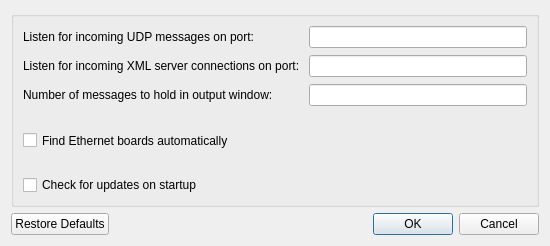
First picture: the form in mchelper/trunk/layouts/mchelperPrefs.ui, repository makingthings/makecontroller, before the edit.
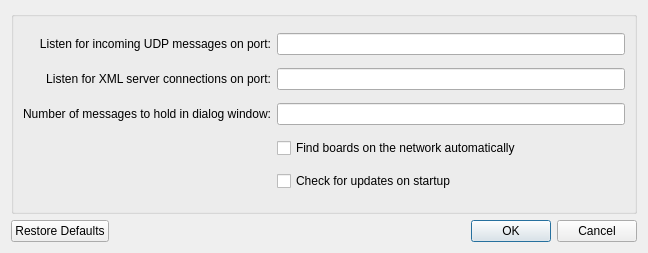
Second picture: the form after the edit.

Commit message: - fixed slightly broken preferences layout - tweak to summary tab layout

```diff
--- a/mchelper/trunk/layouts/mchelperPrefs.ui
+++ b/mchelper/trunk/layouts/mchelperPrefs.ui
@@ -5,8 +5,8 @@
    <rect>
     <x>0</x>
     <y>0</y>
-    <width>550</width>
-    <height>246</height>
+    <width>648</width>
+    <height>253</height>
    </rect>
   </property>
   <property name="sizePolicy" >
@@ -39,30 +39,32 @@
      <layout class="QHBoxLayout" >
       <item>
        <layout class="QGridLayout" >
-        <property name="verticalSpacing" >
-         <number>7</number>
-        </property>
         <item row="0" column="0" >
          <widget class="QLabel" name="label" >
           <property name="text" >
-           <string>Listen for incoming UDP messages on port: </string>
+           <string>Listen for incoming UDP messages on port:</string>
+          </property>
+          <property name="alignment" >
+           <set>Qt::AlignRight|Qt::AlignTrailing|Qt::AlignVCenter</set>
+          </property>
+          <property name="buddy" >
+           <cstring>udpPortPrefs</cstring>
           </property>
          </widget>
         </item>
         <item row="0" column="1" >
-         <widget class="QLineEdit" name="udpPortPrefs" >
-          <property name="minimumSize" >
-           <size>
-            <width>150</width>
-            <height>0</height>
-           </size>
-          </property>
-         </widget>
+         <widget class="QLineEdit" name="udpPortPrefs" />
         </item>
         <item row="1" column="0" >
          <widget class="QLabel" name="label_2" >
           <property name="text" >
-           <string>Listen for incoming XML server connections on port: </string>
+           <string>Listen for XML server connections on port:</string>
+          </property>
+          <property name="alignment" >
+           <set>Qt::AlignRight|Qt::AlignTrailing|Qt::AlignVCenter</set>
+          </property>
+          <property name="buddy" >
+           <cstring>xmlPortPrefs</cstring>
           </property>
          </widget>
         </item>
@@ -72,30 +74,30 @@
         <item row="2" column="0" >
          <widget class="QLabel" name="label_3" >
           <property name="text" >
-           <string>Number of messages to hold in output window:</string>
+           <string>Number of messages to hold in dialog window:</string>
+          </property>
+          <property name="alignment" >
+           <set>Qt::AlignRight|Qt::AlignTrailing|Qt::AlignVCenter</set>
+          </property>
+          <property name="buddy" >
+           <cstring>maxOutputMsgsLineEdit</cstring>
           </property>
          </widget>
         </item>
         <item row="2" column="1" >
          <widget class="QLineEdit" name="maxOutputMsgsLineEdit" />
         </item>
-        <item row="3" column="0" >
+        <item row="3" column="1" >
          <widget class="QCheckBox" name="networkPingCheckBox" >
-          <property name="sizePolicy" >
-           <sizepolicy vsizetype="Preferred" hsizetype="Minimum" >
-            <horstretch>0</horstretch>
-            <verstretch>0</verstretch>
-           </sizepolicy>
-          </property>
           <property name="toolTip" >
            <string>Start/stop sending probe messages to find Make Controllers on your network.</string>
           </property>
           <property name="text" >
-           <string>Find Ethernet boards automatically</string>
+           <string>Find boards on the network automatically</string>
           </property>
          </widget>
         </item>
-        <item row="4" column="0" >
+        <item row="4" column="1" >
          <widget class="QCheckBox" name="updatesCheckBox" >
           <property name="text" >
            <string>Check for updates on startup</string>
```
Left out of the diff: 11 changed lines with no effect on the pictures. The commit also changes 2 other files.
